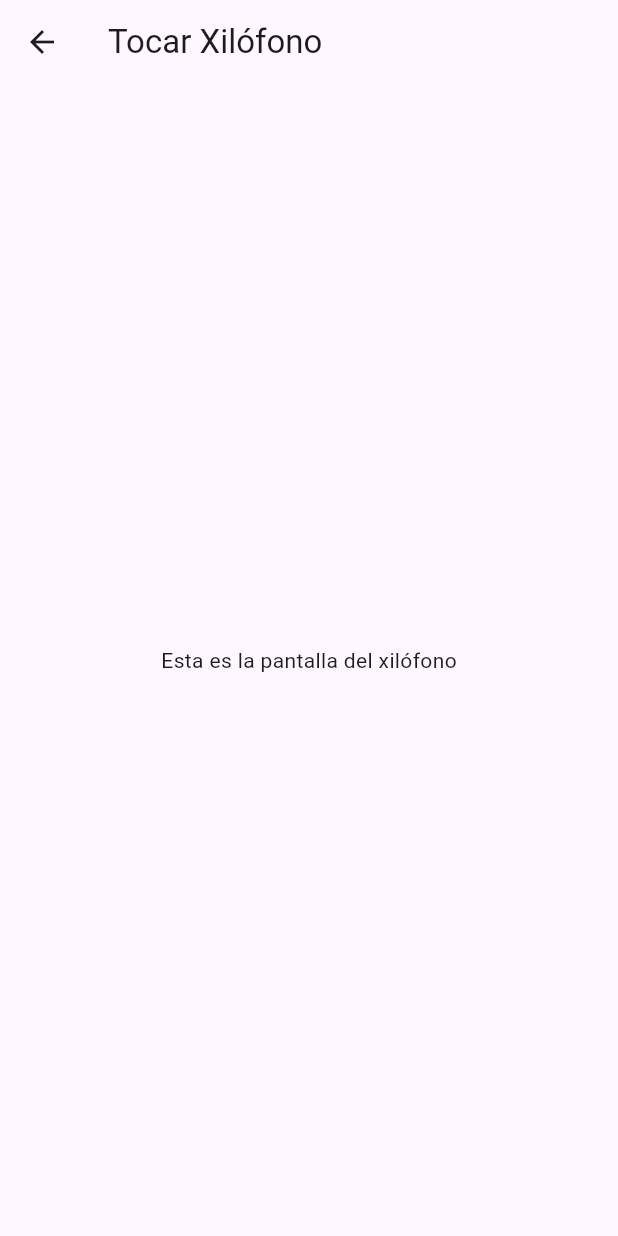
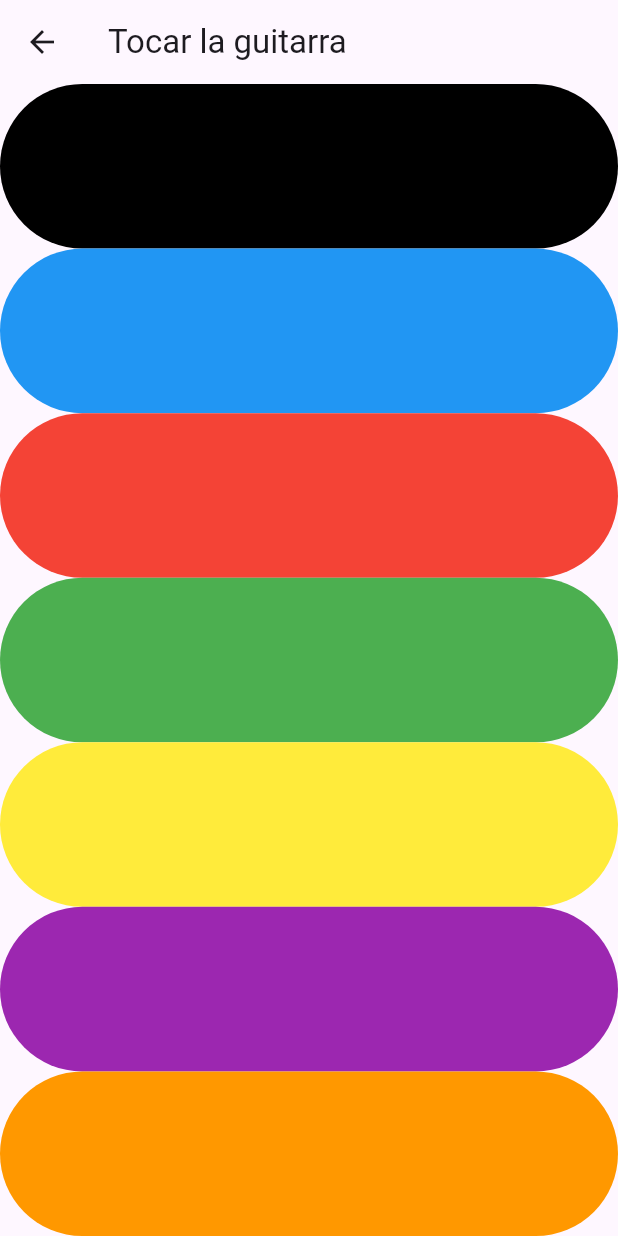
Before and after one commit to alberdsp/musicapp, a Flutter app: the XilofonoForm screen opened directly, on a phone screen of 412 x 824 dp. Run offline on Flutter 3.47's test engine with Material 3 defaults, Android fonts, the phone set to English and light mode, and no system bars; our stand-ins replace audioplayers.

Commit message:
creado guitarra y xilofono

```diff
--- a/lib/main.dart
+++ b/lib/main.dart
@@ -10,7 +10,7 @@ void main() {
 }
 
 class MyApp extends StatelessWidget {
-  const MyApp({Key? key}) : super(key: key);
+  const MyApp({super.key});
 
   @override
   Widget build(BuildContext context) {
@@ -25,7 +25,7 @@ class MyApp extends StatelessWidget {
 }
 
 class MyHomePage extends StatelessWidget {
-  const MyHomePage({Key? key, required this.title}) : super(key: key);
+  const MyHomePage({super.key, required this.title});
 
   final String title;
 
@@ -48,7 +48,7 @@ class MyHomePage extends StatelessWidget {
 
                   MaterialPageRoute(
                       builder: (context) =>
-                          const XilofonoForm()), // creamos una nueva instancia de la pantalla XilofonoForm
+                          XilofonoForm()), // creamos una nueva instancia de la pantalla XilofonoForm
                 );
               },
               child: Image.asset('assets/media/xilofono.png',
@@ -77,7 +77,7 @@ class MyHomePage extends StatelessWidget {
               onTap: () {
                 Navigator.push(
                   context,
-                  MaterialPageRoute(builder: (context) => const GuitarraForm()),
+                  MaterialPageRoute(builder: (context) => GuitarraForm()),
                 );
               },
               child: Image.asset('assets/media/guitarra.png',
--- a/lib/vista/bongos_form.dart
+++ b/lib/vista/bongos_form.dart
@@ -16,8 +16,10 @@ class BongosForm extends StatelessWidget {
         onPressed: () {
           // Crea una instancia de AudioPlayer para cargar y reproducir el archivo de audio
           final player = AudioPlayer();
+          player.play(DeviceFileSource(nombreArchivoAudio));
+
           // Reproduce el archivo de audio cuando se presiona el botón
-          player.play(DeviceFileSource(nombreArchivoAudio));
+          //  player.play(DeviceFileSource(nombreArchivoAudio));
         },
         child: imagen, // Utiliza la imagen como contenido del botón
       ), // TextButton
--- a/lib/vista/xilofono_form.dart
+++ b/lib/vista/xilofono_form.dart
@@ -1,16 +1,74 @@
 import 'package:flutter/material.dart';
+import 'package:audioplayers/audioplayers.dart';
 
 class XilofonoForm extends StatelessWidget {
-  const XilofonoForm({super.key});
+  // Cargamos los archivos de audio y las imágenes
+  String sonido1 = 'assets/media/note1.wav';
+  String sonido2 = 'assets/media/note2.wav';
+  String sonido3 = 'assets/media/note3.wav';
+  String sonido4 = 'assets/media/note4.wav';
+  String sonido5 = 'assets/media/note5.wav';
+  String sonido6 = 'assets/media/note6.wav';
+  String sonido7 = 'assets/media/note7.wav';
+
+  // Función que construye botón expandido
+  Expanded buildKey(Color colors, String nombreArchivoAudio) {
+    return Expanded(
+      child: TextButton(
+        style: TextButton.styleFrom(backgroundColor: colors),
+        onPressed: () {
+          // Crea una instancia de AudioPlayer para cargar y reproducir el archivo de audio
+          final player = AudioPlayer();
+          // Reproduce el archivo de audio cuando se presiona el botón
+          player.play(DeviceFileSource(nombreArchivoAudio));
+        },
+        child: Text(''),
+      ), // TextButton
+    ); // Expanded
+  }
 
   @override
   Widget build(BuildContext context) {
     return Scaffold(
       appBar: AppBar(
-        title: const Text('Tocar Xilófono'),
+        title: const Text('Tocar la guitarra'),
       ),
-      body: const Center(
-        child: Text('Esta es la pantalla del xilófono'),
+      body: Center(
+        child: Column(
+          crossAxisAlignment: CrossAxisAlignment.stretch,
+          children: <Widget>[
+            // Crea una fila de botones expandidos
+
+            buildKey(
+              Colors.black,
+              sonido1,
+            ),
+            buildKey(
+              Colors.blue,
+              sonido2,
+            ),
+            buildKey(
+              Colors.red,
+              sonido3,
+            ),
+            buildKey(
+              Colors.green,
+              sonido4,
+            ),
+            buildKey(
+              Colors.yellow,
+              sonido5,
+            ),
+            buildKey(
+              Colors.purple,
+              sonido6,
+            ),
+            buildKey(
+              Colors.orange,
+              sonido7,
+            ),
+          ],
+        ),
       ),
     );
   }
```
Also changed, not shown: lib/vista/guitarra_form.dart (+58 -4 lines), pubspec.yaml (+10 -7 lines), assets/media/cuerda.png (added), 10 other files.
